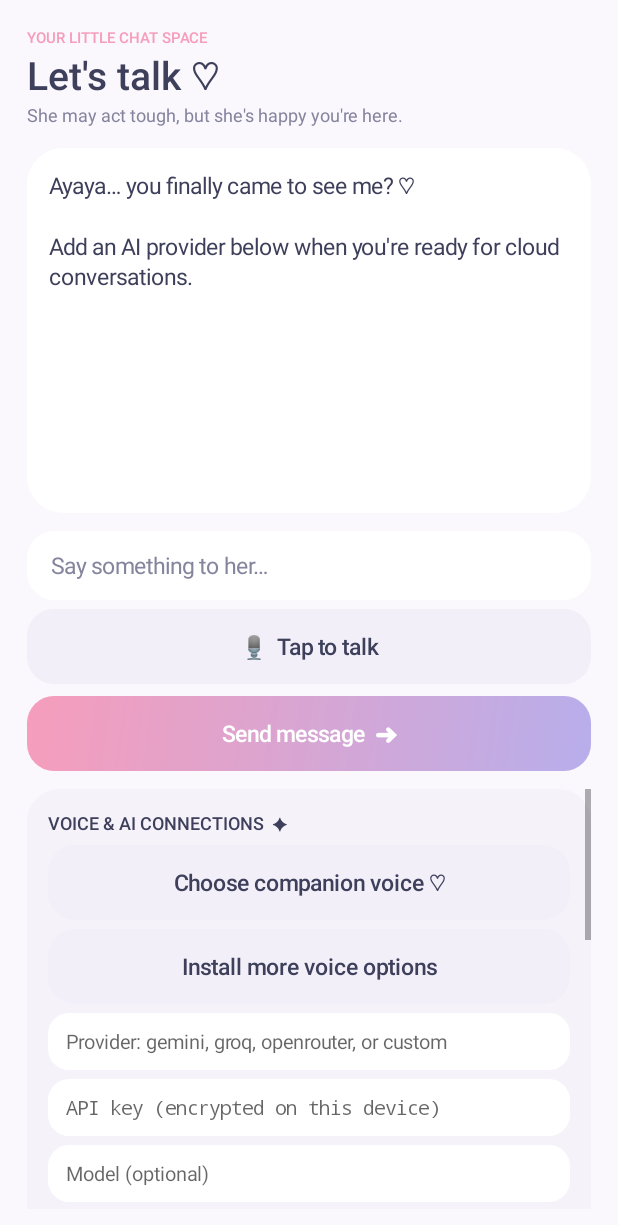
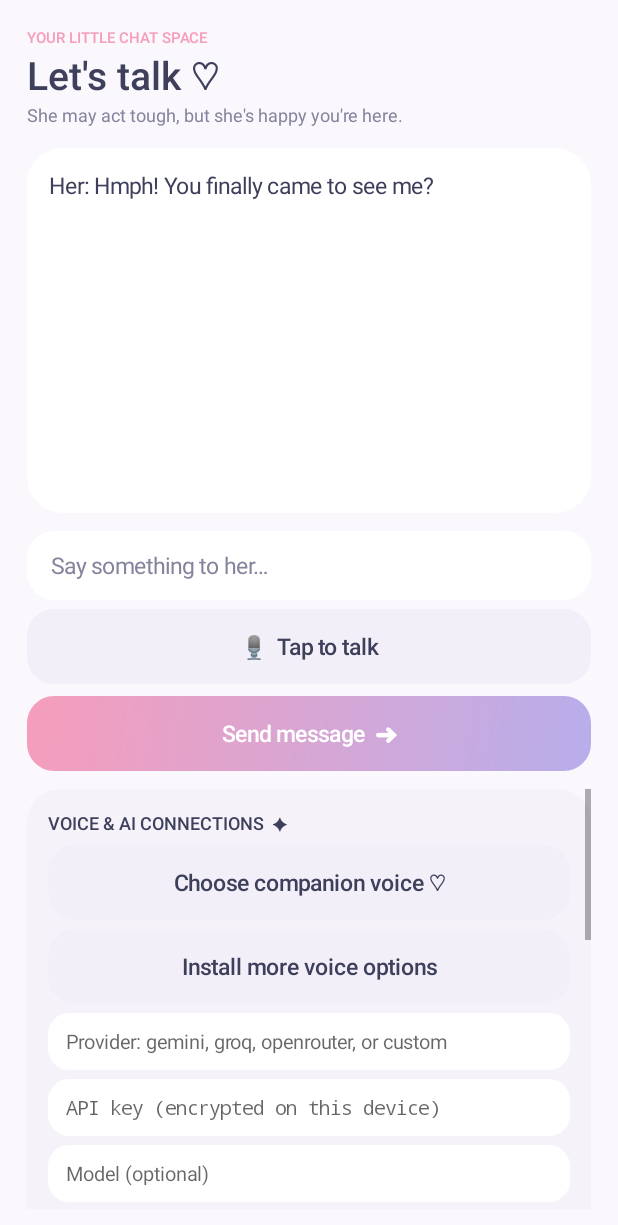
Before and after one commit to towerking2010-hue/Chibi_companion, an Android app: the ChatActivity screen opened directly, with no data from a screen before it, on a phone screen of 412 x 824 dp. Shown: the top 1225 px of the screen. Run offline under Robolectric (Android 15) with nearby library versions, the phone set to English and light mode, and no system bars.

Commit message:
Load saved chat history and prepare attachment state

```diff
--- a/app/src/main/java/com/chibicompanion/ChatActivity.kt
+++ b/app/src/main/java/com/chibicompanion/ChatActivity.kt
@@ -13,6 +13,7 @@ import android.text.InputType
 import android.os.Bundle
 import android.speech.tts.TextToSpeech
 import android.graphics.Color
+import android.graphics.Bitmap
 import android.view.Gravity
 import android.view.View
 import android.widget.*
@@ -24,6 +25,8 @@ class ChatActivity : Activity(), TextToSpeech.OnInitListener {
     private lateinit var entry: EditText
     private var speechRecognizer: SpeechRecognizer? = null
     private lateinit var tts: TextToSpeech
+    private var selectedAttachment: ChatAttachment? = null
+    private lateinit var attachmentLabel: TextView
     private val worker = Executors.newSingleThreadExecutor()
 
     override fun onCreate(savedInstanceState: Bundle?) {
@@ -42,7 +45,7 @@ class ChatActivity : Activity(), TextToSpeech.OnInitListener {
         root.addView(CompanionUi.spacer(this, 14))
 
         val chatCard = CompanionUi.column(this, 15).apply { background = CompanionUi.panel(this@ChatActivity, Color.WHITE, 24) }
-        log = CompanionUi.text(this, "Ayaya… you finally came to see me? ♡\n\nAdd an AI provider below when you're ready for cloud conversations.", 15f)
+        log = CompanionUi.text(this, ChatHistory.read(this), 15f)
         log.setLineSpacing(CompanionUi.dp(this,3).toFloat(), 1f)
         chatCard.addView(ScrollView(this).apply { isFillViewport = true; addView(log) }, LinearLayout.LayoutParams(-1,0,1f))
         root.addView(chatCard, LinearLayout.LayoutParams(-1,0,1f))
```
